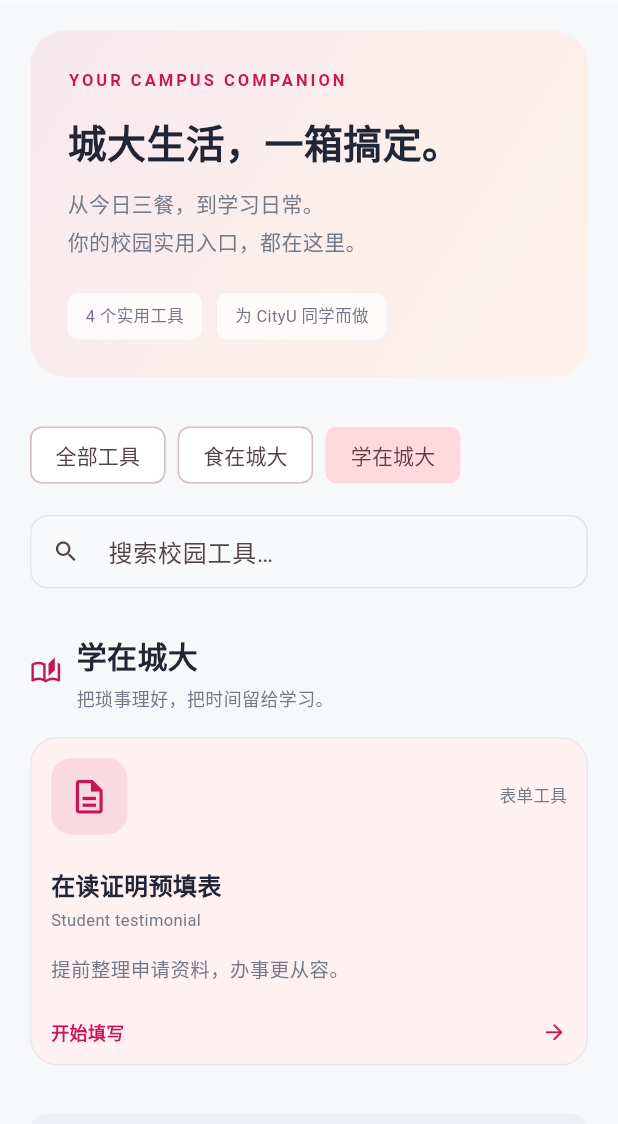
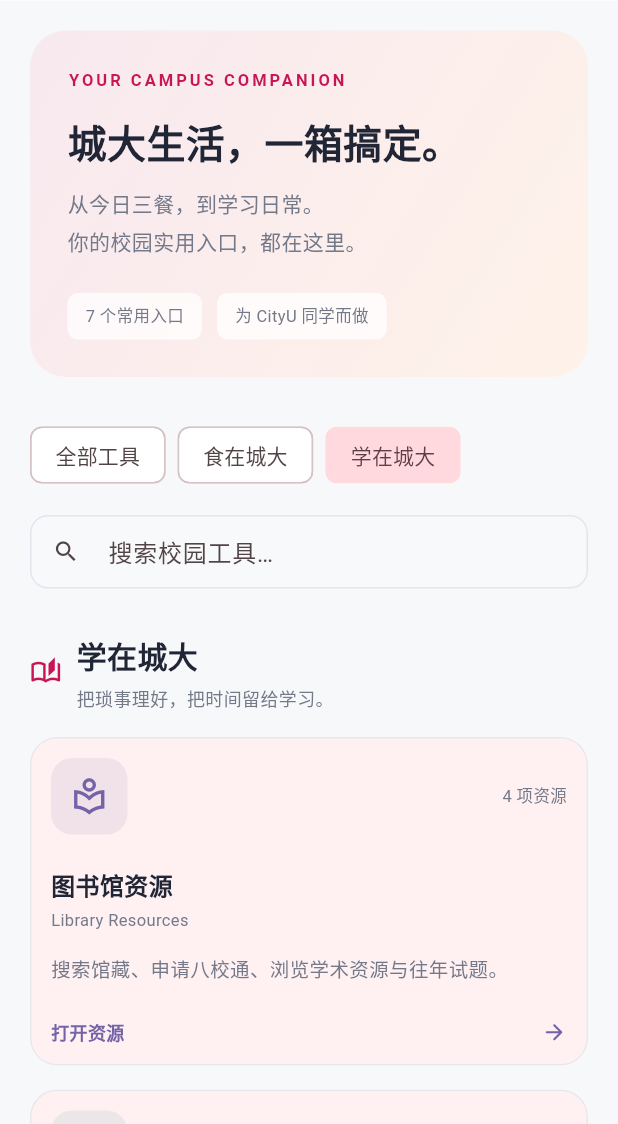
Before and after one commit to WZehan/cityu-toolbox, a Flutter app: the screen it shows after launch, after a tap on "食在城大", after a tap on "学在城大", on a phone screen of 412 x 824 dp, the part 112-1236 px from its top. Run offline on Flutter 3.47's test engine with Material 3 defaults, Android fonts, the phone set to English and light mode, and no system bars.

Commit message:
Add AC2 stall ordering and library resources

```diff
--- a/lib/main.dart
+++ b/lib/main.dart
@@ -1,13 +1,15 @@
 import 'package:flutter/material.dart';
 import 'package:flutter/services.dart';
 import 'package:flutter_localizations/flutter_localizations.dart';
-import 'package:url_launcher/url_launcher.dart';
+import 'ac2_canteen_page.dart';
 import 'install_guide.dart';
+import 'library_resources_page.dart';
+import 'link_launcher.dart';
 
 const accent = Color(0xFFC71555);
 const ink = Color(0xFF202635);
 const muted = Color(0xFF737989);
-const appBuildVersion = '1.0.1(2)';
+const appBuildVersion = '1.0.2(3)';
 
 void main() => runApp(const CityUToolbox());
 
@@ -52,6 +54,8 @@ class CityUToolbox extends StatelessWidget {
       '/': (_) => const HomePage(),
       '/testimonial': (_) => const TestimonialPage(),
       '/install': (_) => const InstallGuidePage(),
+      '/ac2': (_) => const Ac2CanteenPage(),
+      '/library': (_) => const LibraryResourcesPage(),
     },
   );
 }
@@ -61,6 +65,8 @@ class CampusTool {
   final IconData icon;
   final Color color;
   final String? url;
+  final String? route;
+  final String actionLabel;
   const CampusTool(
     this.title,
     this.english,
@@ -69,6 +75,8 @@ class CampusTool {
     this.icon,
     this.color, [
     this.url,
+    this.route,
+    this.actionLabel = '打开链接',
   ]);
 }
 
@@ -84,12 +92,14 @@ const dining = [
   ),
   CampusTool(
     'AC2 Canteen',
-    '李达三叶耀珍学术楼',
-    '位置：李达三叶耀珍学术楼 3 楼\n营业时间：周一至周日 07:30–21:00',
-    '线上点餐',
+    '七个餐饮窗口',
+    '位置：李达三叶耀珍学术楼 3 楼\n营业时间：周一至周日 07:30–21:00\n四个窗口支持线上点餐',
+    '窗口菜单',
     Icons.rice_bowl_rounded,
     Color(0xFF558266),
-    'https://csd.order.place/home/store/612882',
+    null,
+    '/ac2',
+    '查看窗口',
   ),
   CampusTool(
     'AC3 Bistro',
@@ -108,33 +118,43 @@ const testimonial = CampusTool(
   '表单工具',
   Icons.description_outlined,
   accent,
+  null,
+  '/testimonial',
+  '开始填写',
 );
 
-Future<void> openExternal(BuildContext context, String url) async {
-  try {
-    final opened = await launchUrl(
-      Uri.parse(url),
-      mode: LaunchMode.externalApplication,
-      webOnlyWindowName: '_blank',
-    );
-    if (!opened) throw StateError('Unable to open URL');
-  } catch (_) {
-    if (!context.mounted) return;
-    showDialog<void>(
-      context: context,
-      builder: (ctx) => AlertDialog(
-        title: const Text('暂时无法打开链接'),
-        content: SelectableText('请复制链接，在浏览器中打开：\n$url'),
-        actions: [
-          TextButton(
-            onPressed: () => Navigator.pop(ctx),
-            child: const Text('关闭'),
-          ),
-        ],
-      ),
-    );
-  }
-}
+const studyTools = [
+  CampusTool(
+    '图书馆资源',
+    'Library Resources',
+    '搜索馆藏、申请八校通、浏览学术资源与往年试题。',
+    '4 项资源',
+    Icons.local_library_outlined,
+    Color(0xFF7563A8),
+    null,
+    '/library',
+    '打开资源',
+  ),
+  CampusTool(
+    '图书馆座位预约',
+    'Library Seat Booking',
+    '在线查看并预约图书馆座位。',
+    '预约服务',
+    Icons.event_seat_outlined,
+    Color(0xFF398B88),
+    'https://booking.cityu.edu.hk/app/booking-types',
+  ),
+  CampusTool(
+    '运动中心场馆预约',
+    'Sports Facilities Booking',
+    '预约城大运动中心的场地与设施。',
+    '预约服务',
+    Icons.sports_basketball_outlined,
+    Color(0xFF4D76AE),
+    'https://sportsbooking.cityu.edu.hk/',
+  ),
+  testimonial,
+];
 
 class HomePage extends StatefulWidget {
   const HomePage({super.key});
@@ -151,7 +171,10 @@ class _HomePageState extends State<HomePage> {
   @override
   Widget build(BuildContext context) {
     final food = dining.where(matches).toList();
-    final study = matches(testimonial);
+    final study = studyTools.where(matches).toList();
+    final hasVisibleTools =
+        (category != 2 && food.isNotEmpty) ||
+        (category != 1 && study.isNotEmpty);
     return Scaffold(
       body: SafeArea(
         child: LayoutBuilder(
@@ -273,7 +296,7 @@ class _HomePageState extends State<HomePage> {
                                             spacing: 10,
                                             runSpacing: 8,
                                             children: [
-                                              HeroTag('4 个实用工具'),
+                                              HeroTag('7 个常用入口'),
                                               HeroTag('为 CityU 同学而做'),
                                             ],
                                           ),
@@ -344,16 +367,15 @@ class _HomePageState extends State<HomePage> {
                                 ),
                                 ToolGrid(tools: food),
                               ],
-                              if (category != 1 && study) ...[
+                              if (category != 1 && study.isNotEmpty) ...[
                                 const SectionTitle(
                                   '学在城大',
                                   '把琐事理好，把时间留给学习。',
                                   Icons.auto_stories_outlined,
                                 ),
-                                const ToolGrid(tools: [testimonial]),
+                                ToolGrid(tools: study),
                               ],
-                              if ((category == 2 || food.isEmpty) &&
-                                  (category == 1 || !study))
+                              if (!hasVisibleTools)
                                 const Padding(
                                   padding: EdgeInsets.symmetric(vertical: 60),
                                   child: Center(
@@ -491,10 +513,10 @@ class ToolGrid extends StatelessWidget {
                   clipBehavior: Clip.antiAlias,
                   child: InkWell(
                     onTap: () {
-                      if (t.url != null) {
-                        openExternal(context, t.url!);
-                      } else {
-                        Navigator.pushNamed(context, '/testimonial');
+                      if (t.route != null) {
+                        Navigator.pushNamed(context, t.route!);
+                      } else if (t.url != null) {
+                        openExternalLink(context, t.url!);
                       }
                     },
                     child: Padding(
@@ -548,7 +570,7 @@ class ToolGrid extends StatelessWidget {
                           Row(
                             children: [
                               Text(
-                                t.url != null ? '前往点餐' : '开始填写',
+                                t.actionLabel,
                                 style: TextStyle(
                                   color: t.color,
                                   fontWeight: FontWeight.w600,
--- a/pubspec.yaml
+++ b/pubspec.yaml
@@ -16,7 +16,7 @@ publish_to: 'none' # Remove this line if you wish to publish to pub.dev
 # https://developer.apple.com/library/archive/documentation/General/Reference/InfoPlistKeyReference/Articles/CoreFoundationKeys.html
 # In Windows, build-name is used as the major, minor, and patch parts
 # of the product and file versions while build-number is used as the build suffix.
-version: 1.0.1+2
+version: 1.0.2+3
 
 environment:
   sdk: ^3.12.0
@@ -63,6 +63,7 @@ flutter:
   assets:
     - assets/images/toolbox.png
     - assets/images/install/
+    - assets/images/ac2/
 
   # To add assets to your application, add an assets section, like this:
   # assets:
```
Also changed, not shown: lib/ac2_canteen_page.dart (added, +283 -0 lines), lib/library_resources_page.dart (added, +173 -0 lines), lib/link_launcher.dart (added, +28 -0 lines), assets/images/ac2/dumpling_city_express.png (added), assets/images/ac2/euro_gourmet.png (added), assets/images/ac2/kai_wei_shop.png (added), assets/images/ac2/mala_rolling.png (added), assets/images/ac2/tea_house.png (added), assets/images/ac2/the_pick.png (added), assets/images/ac2/xibei_noodle.png (added), 1 other file.
